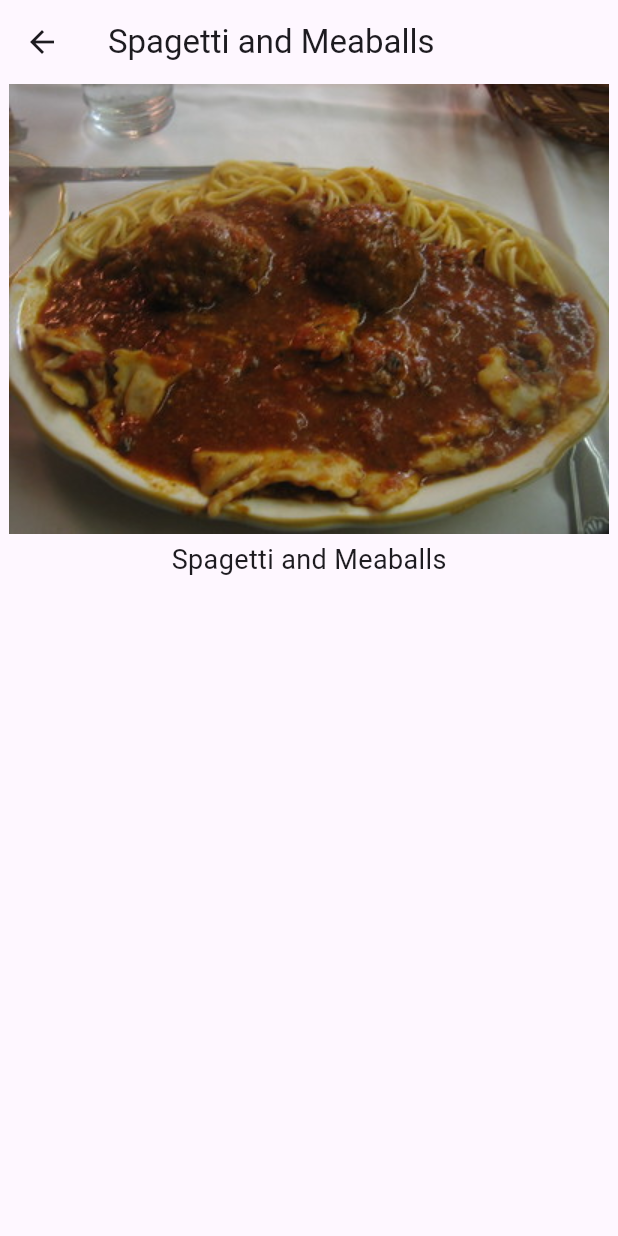
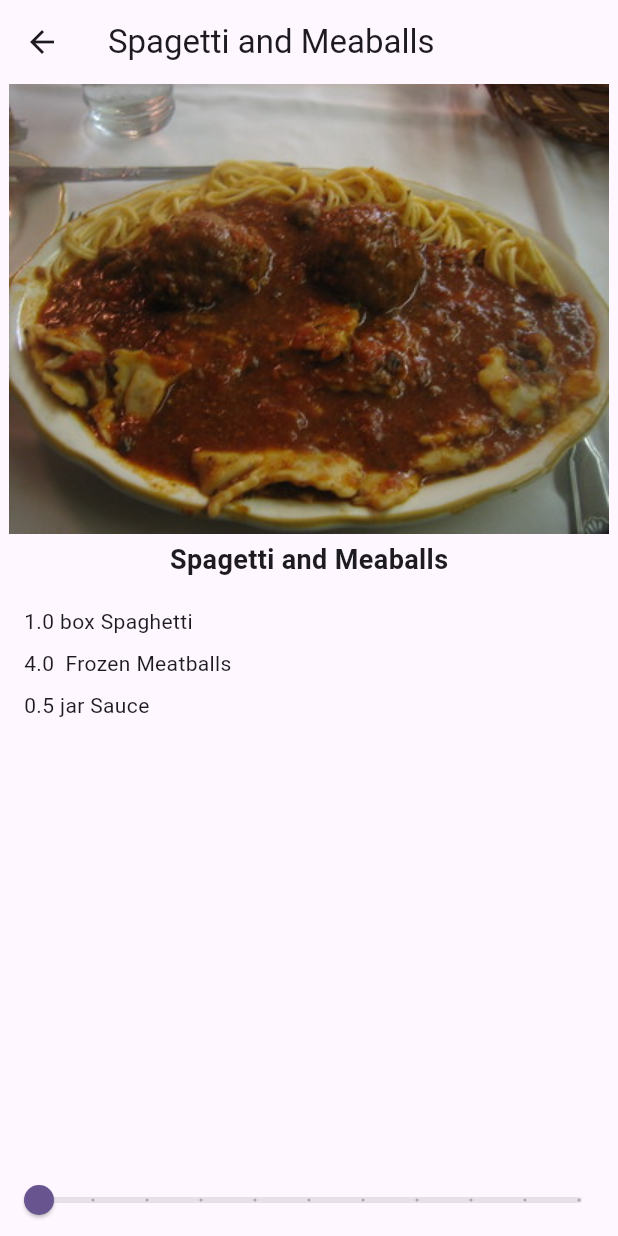
Before and after one commit to kaleabtesfaye01/recipe_project_app, a Flutter app: the screen it shows after launch, after a tap on "Spagetti and Meaballs", on a phone screen of 412 x 824 dp. Run offline on Flutter 3.47's test engine with Material 3 defaults, Android fonts, the light colour scheme and no system bars.

Commit message:
homework 2

```diff
--- a/lib/recipe.dart
+++ b/lib/recipe.dart
@@ -1,15 +1,84 @@
 class Recipe {
   String label;
   String imageUrl;
+  int servings;
+  List<Ingredient> ingredients;
 
-  Recipe(this.label, this.imageUrl);
+  Recipe(this.label, this.imageUrl, this.servings, this.ingredients);
 
   static List<Recipe> samples = [
-    Recipe('Spagetti and Meaballs', 'assets/2126711929_ef763de2b3_w.jpg'),
-    Recipe('Tomato Soup', 'assets/27729023535_a57606c1be.jpg'),
-    Recipe('Grilled Cheese', 'assets/3187380632_5056654a19_b.jpg'),
-    Recipe('Chocolate Chip Cookies', 'assets/15992102771_b92f4cc00a_b.jpg'),
-    Recipe('Taco Salad', 'assets/8533381643_a31a99e8a6_c.jpg'),
-    Recipe('Hawaiian Pizza', 'assets/15452035777_294cefced5_c.jpg')
+    Recipe(
+      'Spagetti and Meaballs',
+      'assets/2126711929_ef763de2b3_w.jpg',
+      1,
+      [
+        Ingredient(1, 'box', 'Spaghetti'),
+        Ingredient(4, '', 'Frozen Meatballs'),
+        Ingredient(0.5, 'jar', 'Sauce')
+      ],
+    ),
+    Recipe(
+      'Tomato Soup',
+      'assets/27729023535_a57606c1be.jpg',
+      4,
+      [
+        Ingredient(4, 'cups', 'Tomato Puree'),
+        Ingredient(1, 'cup', 'Vegetable Broth'),
+        Ingredient(1, 'teaspoon', 'Salt'),
+        Ingredient(1, 'tablespoon', 'Olive Oil'),
+      ],
+    ),
+    Recipe(
+      'Grilled Cheese',
+      'assets/3187380632_5056654a19_b.jpg',
+      2,
+      [
+        Ingredient(4, 'slices', 'Bread'),
+        Ingredient(2, 'tablespoons', 'Butter'),
+        Ingredient(4, 'slices', 'Cheddar Cheese'),
+        Ingredient(1, 'pinch', 'Salt (optional)'),
+      ],
+    ),
+    Recipe(
+      'Chocolate Chip Cookies',
+      'assets/15992102771_b92f4cc00a_b.jpg',
+      6,
+      [
+        Ingredient(1, 'cup', 'Butter'),
+        Ingredient(1, 'cup', 'Sugar'),
+        Ingredient(2, 'cups', 'Flour'),
+        Ingredient(1, 'cup', 'Chocolate Chips'),
+      ],
+    ),
+    Recipe(
+      'Taco Salad',
+      'assets/8533381643_a31a99e8a6_c.jpg',
+      4,
+      [
+        Ingredient(1, 'pound', 'Ground Beef'),
+        Ingredient(4, 'cups', 'Lettuce'),
+        Ingredient(1, 'cup', 'Cheddar Cheese'),
+        Ingredient(0.5, 'cup', 'Salsa'),
+      ],
+    ),
+    Recipe(
+      'Hawaiian Pizza',
+      'assets/15452035777_294cefced5_c.jpg',
+      8,
+      [
+        Ingredient(1, 'pack', 'Pizza Dough'),
+        Ingredient(1, 'cup', 'Mozzarella Cheese'),
+        Ingredient(0.5, 'cup', 'Pineapple'),
+        Ingredient(0.25, 'cup', 'Ham'),
+      ],
+    )
   ];
 }
+
+class Ingredient {
+  double quantity;
+  String measure;
+  String name;
+
+  Ingredient(this.quantity, this.measure, this.name);
+}
--- a/lib/recipe_detail.dart
+++ b/lib/recipe_detail.dart
@@ -11,6 +11,8 @@ class RecipeDetail extends StatefulWidget {
 }
 
 class _RecipeDetailState extends State<RecipeDetail> {
+  double _currentServings = 1;
+
   @override
   Widget build(BuildContext context) => Scaffold(
         appBar: AppBar(
@@ -29,9 +31,48 @@ class _RecipeDetailState extends State<RecipeDetail> {
               ),
               Text(
                 widget.recipe.label,
-              style: const TextStyle(fontSize: 18),
+                style: const TextStyle(
+                  fontSize: 18,
+                  fontWeight: FontWeight.bold,
+                ),
+              ),
+              const SizedBox(
+                height: 14.0,
+              ),
+              Expanded(
+                child: ListView.builder(
+                    itemCount: widget.recipe.ingredients.length,
+                    itemBuilder: (BuildContext context, int index) {
+                      final ingredient = widget.recipe.ingredients[index];
+
+                      final quantity = ingredient.quantity * (_currentServings / widget.recipe.servings);
+
+                      return Padding(
+                        padding: const EdgeInsets.symmetric(
+                            horizontal: 16.0, vertical: 4.0),
+                        child: Text(
+                          "${quantity.toStringAsFixed(1)} ${ingredient.measure} ${ingredient.name}",
+                          style: const TextStyle(
+                            fontSize: 14,
+                          ),
+                        ),
+                      );
+                    }),
+              ),
+              Slider(
+                value: _currentServings,
+                max: 11,
+                min: 1,
+                divisions: 10,
+                label: _currentServings.round().toString(),
+                onChanged: (double newServings) => {
+                  setState(() {
+                    _currentServings = newServings;
+                  }),
+                },
               ),
             ],
-        )),
+          ),
+        ),
       );
 }
```
Lines whose indentation alone changed are shown as unchanged.
